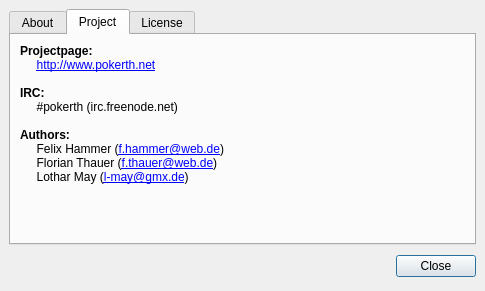
Before: the Qt Designer form src/gui/qt/aboutpokerth.ui in pokerth/pokerth, drawn with Qt 5.
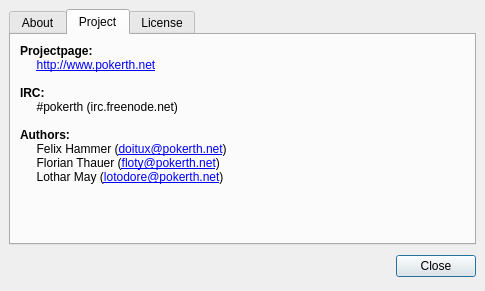
After: the same form once the commit is applied. The open tabs and pages were chosen to show the change.

```diff
--- a/src/gui/qt/aboutpokerth.ui
+++ b/src/gui/qt/aboutpokerth.ui
@@ -96,9 +96,9 @@
 &lt;p style=" margin-top:0px; margin-bottom:0px; margin-left:0px; margin-right:0px; -qt-block-indent:0; text-indent:0px;">     #pokerth (irc.freenode.net)&lt;/p>
 &lt;p style="-qt-paragraph-type:empty; margin-top:0px; margin-bottom:0px; margin-left:0px; margin-right:0px; -qt-block-indent:0; text-indent:0px;">&lt;/p>
 &lt;p style=" margin-top:0px; margin-bottom:0px; margin-left:0px; margin-right:0px; -qt-block-indent:0; text-indent:0px;">&lt;span style=" font-weight:600;">Authors: &lt;/span>&lt;/p>
-&lt;p style=" margin-top:0px; margin-bottom:0px; margin-left:0px; margin-right:0px; -qt-block-indent:0; text-indent:0px;">     Felix Hammer (&lt;a href="mailto:f.hammer@web.de">&lt;span style=" text-decoration: underline; color:#0000ff;">f.hammer@web.de&lt;/span>&lt;/a>)&lt;/p>
-&lt;p style=" margin-top:0px; margin-bottom:0px; margin-left:0px; margin-right:0px; -qt-block-indent:0; text-indent:0px;">     Florian Thauer (&lt;a href="mailto:f.thauer@web.de">&lt;span style=" text-decoration: underline; color:#0000ff;">f.thauer@web.de&lt;/span>&lt;/a>)&lt;/p>
-&lt;p style=" margin-top:0px; margin-bottom:0px; margin-left:0px; margin-right:0px; -qt-block-indent:0; text-indent:0px;">     Lothar May (&lt;a href="mailto:l-may@gmx.de">&lt;span style=" text-decoration: underline; color:#0000ff;">l-may@gmx.de&lt;/span>&lt;/a>)&lt;/p>&lt;/body>&lt;/html></string>
+&lt;p style=" margin-top:0px; margin-bottom:0px; margin-left:0px; margin-right:0px; -qt-block-indent:0; text-indent:0px;">     Felix Hammer (&lt;a href="mailto:doitux@pokerth.net">&lt;span style=" text-decoration: underline; color:#0000ff;">doitux@pokerth.net&lt;/span>&lt;/a>)&lt;/p>
+&lt;p style=" margin-top:0px; margin-bottom:0px; margin-left:0px; margin-right:0px; -qt-block-indent:0; text-indent:0px;">     Florian Thauer (&lt;a href="mailto:floty@pokerth.net">&lt;span style=" text-decoration: underline; color:#0000ff;">floty@pokerth.net&lt;/span>&lt;/a>)&lt;/p>
+&lt;p style=" margin-top:0px; margin-bottom:0px; margin-left:0px; margin-right:0px; -qt-block-indent:0; text-indent:0px;">     Lothar May (&lt;a href="mailto:lotodore@pokerth.net">&lt;span style=" text-decoration: underline; color:#0000ff;">lotodore@pokerth.net&lt;/span>&lt;/a>)&lt;/p>&lt;/body>&lt;/html></string>
          </property>
         </widget>
        </item>
```
